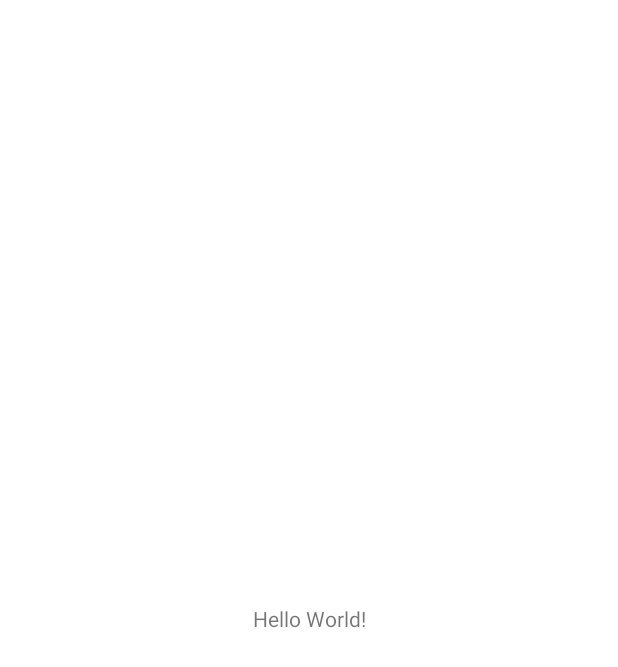
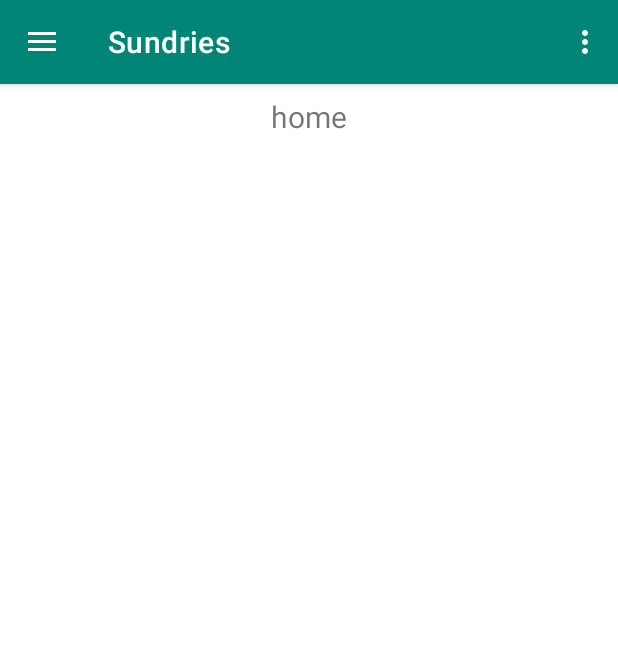
Before and after one commit to PlasticUncle/Sundries, an Android app: the screen it shows after launch (MainActivity), on a phone screen of 412 x 824 dp. Before the commit the part shown is almost empty. Shown: the top 667 px of the screen. Run offline under Robolectric (Android 15) with nearby library versions, the phone set to English and light mode, and no system bars; our stand-ins replace navigation-ui; pictures from the network do not load.

Commit message:
adjust UI

```diff
--- a/app/src/main/AndroidManifest.xml
+++ b/app/src/main/AndroidManifest.xml
@@ -19,6 +19,7 @@
         <activity
             android:name="com.floatke.sundries.MainActivity"
             android:label="@string/app_name"
+            android:launchMode="singleTask"
             android:theme="@style/AppTheme.NoActionBar">
             <intent-filter>
                 <action android:name="android.intent.action.MAIN" />
--- a/app/src/main/java/com/floatke/sundries/HomeFragment.kt
+++ b/app/src/main/java/com/floatke/sundries/HomeFragment.kt
@@ -1,5 +1,5 @@
 /*
- * Copyright 2019 floatke@outlook.com
+ * Copyright 2019 xiongke.wang@outlook.com
  *
  * Licensed under the Apache License, Version 2.0 (the "License");
  * you may not use this file except in compliance with the License.
@@ -21,6 +21,7 @@ import android.view.LayoutInflater
 import android.view.View
 import android.view.ViewGroup
 import androidx.fragment.app.Fragment
+import com.floatke.sundries.util.LogUtil
 
 class HomeFragment : Fragment() {
 
@@ -30,4 +31,9 @@ class HomeFragment : Fragment() {
     ): View? {
         return inflater.inflate(R.layout.fragment_home, container, false)
     }
+
+    override fun onCreate(savedInstanceState: Bundle?) {
+        super.onCreate(savedInstanceState)
+        LogUtil.d("lifecycle", "create", Throwable("here"))
+    }
 }
--- a/app/src/main/java/com/floatke/sundries/MainActivity.kt
+++ b/app/src/main/java/com/floatke/sundries/MainActivity.kt
@@ -1,5 +1,5 @@
 /*
- * Copyright 2019 floatke@outlook.com
+ * Copyright 2019 xiongke.wang@outlook.com
  *
  * Licensed under the Apache License, Version 2.0 (the "License");
  * you may not use this file except in compliance with the License.
@@ -22,7 +22,10 @@ import android.view.MenuItem
 import androidx.appcompat.app.ActionBarDrawerToggle
 import androidx.appcompat.app.AppCompatActivity
 import androidx.core.view.GravityCompat
-import androidx.navigation.fragment.NavHostFragment
+import androidx.navigation.findNavController
+import androidx.navigation.ui.AppBarConfiguration
+import androidx.navigation.ui.navigateUp
+import androidx.navigation.ui.setupActionBarWithNavController
 import androidx.navigation.ui.setupWithNavController
 import com.bumptech.glide.Glide
 import com.bumptech.glide.load.engine.DiskCacheStrategy
@@ -32,6 +35,7 @@ import kotlinx.android.synthetic.main.app_bar_main.*
 import kotlinx.android.synthetic.main.nav_header_main.view.*
 
 class MainActivity : AppCompatActivity() {
+    private lateinit var appBarConfiguration: AppBarConfiguration
 
     override fun onCreate(savedInstanceState: Bundle?) {
         super.onCreate(savedInstanceState)
@@ -39,16 +43,23 @@ class MainActivity : AppCompatActivity() {
         setSupportActionBar(toolbar)
 
         val toggle = ActionBarDrawerToggle(
-            this, drawer_layout, toolbar, R.string.navigation_drawer_open, R.string.navigation_drawer_close
+            this,
+            drawer_layout,
+            toolbar,
+            R.string.navigation_drawer_open,
+            R.string.navigation_drawer_close
         )
         drawer_layout.addDrawerListener(toggle)
         toggle.syncState()
 
 
-        val host = supportFragmentManager.findFragmentById(R.id.fragment_container) as NavHostFragment?
-            ?: return
+        val controller = findNavController(R.id.fragment_container)
+        appBarConfiguration =
+            AppBarConfiguration(setOf(R.id.nav_home, R.id.nav_compass), drawer_layout)
 
-        nav_view.setupWithNavController(host.navController)
+        setupActionBarWithNavController(controller, appBarConfiguration)
+
+        nav_view.setupWithNavController(controller)
 
         val option = RequestOptions.circleCropTransform()
             .skipMemoryCache(true)
@@ -69,6 +80,11 @@ class MainActivity : AppCompatActivity() {
         }
     }
 
+    override fun onSupportNavigateUp(): Boolean {
+        val navController = findNavController(R.id.fragment_container)
+        return navController.navigateUp(appBarConfiguration) || super.onSupportNavigateUp()
+    }
+
     override fun onCreateOptionsMenu(menu: Menu): Boolean {
         // Inflate the menu; this adds items to the action bar if it is present.
         menuInflater.inflate(R.menu.main, menu)
--- a/app/src/main/java/com/floatke/sundries/view/compass/CompassFragment.kt
+++ b/app/src/main/java/com/floatke/sundries/view/compass/CompassFragment.kt
@@ -1,5 +1,5 @@
 /*
- * Copyright 2019 floatke@outlook.com
+ * Copyright 2019 xiongke.wang@outlook.com
  *
  * Licensed under the Apache License, Version 2.0 (the "License");
  * you may not use this file except in compliance with the License.
--- a/app/src/main/java/com/floatke/sundries/view/compass/CompassView.kt
+++ b/app/src/main/java/com/floatke/sundries/view/compass/CompassView.kt
@@ -1,5 +1,5 @@
 /*
- * Copyright 2019 floatke@outlook.com
+ * Copyright 2019 xiongke.wang@outlook.com
  *
  * Licensed under the Apache License, Version 2.0 (the "License");
  * you may not use this file except in compliance with the License.
--- a/app/src/main/java/com/floatke/sundries/viewmodel/DirectionViewModel.kt
+++ b/app/src/main/java/com/floatke/sundries/viewmodel/DirectionViewModel.kt
@@ -1,5 +1,5 @@
 /*
- * Copyright [2019] floatke@outlook.com
+ * Copyright [2019] xiongke.wang@outlook.com
  *
  * Licensed under the Apache License, Version 2.0 (the "License");
  * you may not use this file except in compliance with the License.
@@ -69,8 +69,7 @@ class DirectionViewModel(application: Application) : AndroidViewModel(applicatio
         if (SensorManager.getRotationMatrix(r, null, gravity, geomagnetic)) {
             val values = FloatArray(3)
             SensorManager.getOrientation(r, values)
-            var azimuth = Math.toDegrees(values[0].toDouble())
-            if (azimuth < 0) azimuth += 360.0
+            val azimuth = (360f + Math.toDegrees(values[0].toDouble()))% 360
             LogUtil.d(TAG, "degree : ${values.asList()}   $azimuth")
             degree.value = azimuth
         }
--- a/app/src/main/res/layout/activity_main.xml
+++ b/app/src/main/res/layout/activity_main.xml
@@ -8,13 +8,11 @@
     android:fitsSystemWindows="true"
     tools:openDrawer="start">
 
-    <fragment
-        android:id="@+id/fragment_container"
+
+    <include
+        layout="@layout/app_bar_main"
         android:layout_width="match_parent"
-        android:layout_height="match_parent"
-        android:name="androidx.navigation.fragment.NavHostFragment"
-        app:defaultNavHost="true"
-        app:navGraph="@navigation/navigation_main" />
+        android:layout_height="match_parent" />
 
     <com.google.android.material.navigation.NavigationView
         android:id="@+id/nav_view"
--- /dev/null
+++ b/app/src/main/res/layout/content_main.xml
@@ -0,0 +1,23 @@
+<?xml version="1.0" encoding="utf-8"?>
+<androidx.constraintlayout.widget.ConstraintLayout xmlns:android="http://schemas.android.com/apk/res/android"
+    xmlns:app="http://schemas.android.com/apk/res-auto"
+    xmlns:tools="http://schemas.android.com/tools"
+    android:layout_width="match_parent"
+    android:layout_height="match_parent"
+    app:layout_behavior="@string/appbar_scrolling_view_behavior"
+    tools:context="HomeFragment"
+    tools:showIn="@layout/app_bar_main">
+
+    <fragment
+        android:id="@+id/fragment_container"
+        android:name="androidx.navigation.fragment.NavHostFragment"
+        android:layout_width="match_parent"
+        android:layout_height="match_parent"
+        app:defaultNavHost="true"
+        app:layout_constraintLeft_toLeftOf="parent"
+        app:layout_constraintRight_toRightOf="parent"
+        app:layout_constraintTop_toTopOf="parent"
+        app:navGraph="@navigation/navigation_main"
+        tools:layout="@layout/fragment_home" />
+
+</androidx.constraintlayout.widget.ConstraintLayout>
--- a/app/src/main/res/layout/fragment_compass.xml
+++ b/app/src/main/res/layout/fragment_compass.xml
@@ -1,5 +1,5 @@
 <?xml version="1.0" encoding="utf-8"?><!--
-  ~ Copyright 2019 floatke@outlook.com
+  ~ Copyright 2019 xiongke.wang@outlook.com
   ~
   ~ Licensed under the Apache License, Version 2.0 (the "License");
   ~ you may not use this file except in compliance with the License.
--- a/app/src/main/res/layout/fragment_home.xml
+++ b/app/src/main/res/layout/fragment_home.xml
@@ -1,20 +1,36 @@
 <?xml version="1.0" encoding="utf-8"?>
+<!--
+  ~ Copyright 2019 xiongke.wang@outlook.com
+  ~
+  ~ Licensed under the Apache License, Version 2.0 (the "License");
+  ~ you may not use this file except in compliance with the License.
+  ~ You may obtain a copy of the License at
+  ~
+  ~     http://www.apache.org/licenses/LICENSE-2.0
+  ~
+  ~ Unless required by applicable law or agreed to in writing, software
+  ~ distributed under the License is distributed on an "AS IS" BASIS,
+  ~ WITHOUT WARRANTIES OR CONDITIONS OF ANY KIND, either express or implied.
+  ~ See the License for the specific language governing permissions and
+  ~ limitations under the License.
+  -->
+
 <androidx.constraintlayout.widget.ConstraintLayout xmlns:android="http://schemas.android.com/apk/res/android"
-    xmlns:tools="http://schemas.android.com/tools"
     xmlns:app="http://schemas.android.com/apk/res-auto"
     android:layout_width="match_parent"
-    android:layout_height="match_parent"
-    app:layout_behavior="@string/appbar_scrolling_view_behavior"
-    tools:showIn="@layout/app_bar_main"
-    tools:context="HomeFragment">
+    android:layout_height="match_parent">
 
     <TextView
-        android:layout_width="wrap_content"
+        android:id="@+id/text_home"
+        android:layout_width="match_parent"
         android:layout_height="wrap_content"
-        android:text="Hello World!"
-        app:layout_constraintBottom_toBottomOf="parent"
-        app:layout_constraintLeft_toLeftOf="parent"
-        app:layout_constraintRight_toRightOf="parent"
+        android:text="home"
+        android:layout_marginStart="8dp"
+        android:layout_marginTop="8dp"
+        android:layout_marginEnd="8dp"
+        android:textAlignment="center"
+        android:textSize="20sp"
+        app:layout_constraintEnd_toEndOf="parent"
+        app:layout_constraintStart_toStartOf="parent"
         app:layout_constraintTop_toTopOf="parent" />
-
 </androidx.constraintlayout.widget.ConstraintLayout>
--- a/app/src/main/res/navigation/navigation_main.xml
+++ b/app/src/main/res/navigation/navigation_main.xml
@@ -1,5 +1,5 @@
 <?xml version="1.0" encoding="utf-8"?><!--
-  ~ Copyright 2019 floatke@outlook.com
+  ~ Copyright 2019 xiongke.wang@outlook.com
   ~
   ~ Licensed under the Apache License, Version 2.0 (the "License");
   ~ you may not use this file except in compliance with the License.
@@ -23,7 +23,7 @@
     <fragment
         android:id="@+id/nav_home"
         android:name="com.floatke.sundries.HomeFragment"
-        tools:layout="@layout/fragment_home">
+        tools:layout="@layout/content_main">
 
     </fragment>
     <fragment
```
Also changed, not shown: app/build.gradle (+7 -8 lines), app/src/main/java/com/floatke/sundries/Main.kt (added, +49 -0 lines), app/src/main/res/layout/app_bar_main.xml (+1 -9 lines), build.gradle (+5 -5 lines), gradle/wrapper/gradle-wrapper.properties.
